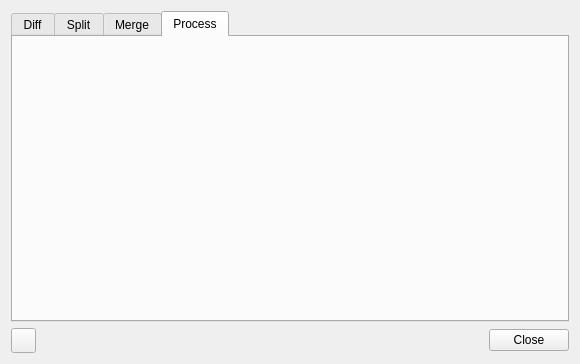
pyCGNS/pyCGNS, file NAVigater/CGNS/NAV/T/Q7ToolsWindow.ui: the form before one commit.
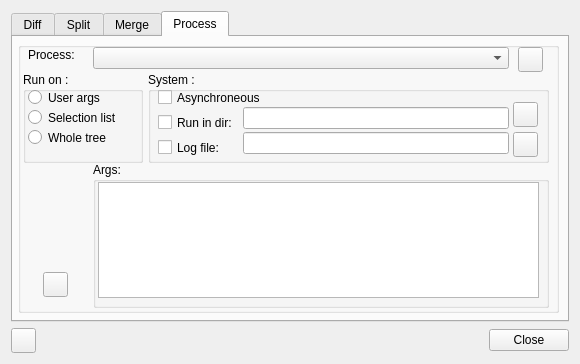
The form after the commit. The open tabs and pages were chosen to show the change. Icons and pictures are not drawn. Custom widgets are drawn as their Qt base class.

```diff
--- a/NAVigater/CGNS/NAV/T/Q7ToolsWindow.ui
+++ b/NAVigater/CGNS/NAV/T/Q7ToolsWindow.ui
@@ -178,6 +178,347 @@
         <attribute name="title">
          <string>Process</string>
         </attribute>
+        <widget class="QWidget" name="verticalLayoutWidget">
+         <property name="geometry">
+          <rect>
+           <x>5</x>
+           <y>5</y>
+           <width>541</width>
+           <height>271</height>
+          </rect>
+         </property>
+         <layout class="QVBoxLayout" name="verticalLayout_2">
+          <item>
+           <widget class="QGroupBox" name="groupBox">
+            <property name="sizePolicy">
+             <sizepolicy hsizetype="Preferred" vsizetype="Minimum">
+              <horstretch>0</horstretch>
+              <verstretch>0</verstretch>
+             </sizepolicy>
+            </property>
+            <property name="title">
+             <string/>
+            </property>
+            <widget class="QComboBox" name="cProcess">
+             <property name="geometry">
+              <rect>
+               <x>75</x>
+               <y>5</y>
+               <width>416</width>
+               <height>22</height>
+              </rect>
+             </property>
+            </widget>
+            <widget class="QPushButton" name="bFileProcess">
+             <property name="geometry">
+              <rect>
+               <x>500</x>
+               <y>5</y>
+               <width>25</width>
+               <height>25</height>
+              </rect>
+             </property>
+             <property name="sizePolicy">
+              <sizepolicy hsizetype="Fixed" vsizetype="Fixed">
+               <horstretch>0</horstretch>
+               <verstretch>0</verstretch>
+              </sizepolicy>
+             </property>
+             <property name="minimumSize">
+              <size>
+               <width>25</width>
+               <height>25</height>
+              </size>
+             </property>
+             <property name="maximumSize">
+              <size>
+               <width>25</width>
+               <height>25</height>
+              </size>
+             </property>
+             <property name="toolTip">
+              <string>Open Form view on selected node</string>
+             </property>
+             <property name="text">
+              <string/>
+             </property>
+             <property name="icon">
+              <iconset resource="../R/Res.qrc">
+               <normaloff>:/images/icons/save.gif</normaloff>:/images/icons/save.gif</iconset>
+             </property>
+            </widget>
+            <widget class="QPushButton" name="bApply">
+             <property name="geometry">
+              <rect>
+               <x>25</x>
+               <y>230</y>
+               <width>25</width>
+               <height>25</height>
+              </rect>
+             </property>
+             <property name="minimumSize">
+              <size>
+               <width>25</width>
+               <height>25</height>
+              </size>
+             </property>
+             <property name="maximumSize">
+              <size>
+               <width>25</width>
+               <height>25</height>
+              </size>
+             </property>
+             <property name="toolTip">
+              <string>Run process</string>
+             </property>
+             <property name="text">
+              <string/>
+             </property>
+             <property name="icon">
+              <iconset resource="../R/Res.qrc">
+               <normaloff>:/images/icons/operate-execute.gif</normaloff>:/images/icons/operate-execute.gif</iconset>
+             </property>
+            </widget>
+            <widget class="QGroupBox" name="groupBox_2">
+             <property name="geometry">
+              <rect>
+               <x>5</x>
+               <y>30</y>
+               <width>120</width>
+               <height>91</height>
+              </rect>
+             </property>
+             <property name="title">
+              <string>Run on :</string>
+             </property>
+             <widget class="QRadioButton" name="rUser">
+              <property name="geometry">
+               <rect>
+                <x>5</x>
+                <y>15</y>
+                <width>94</width>
+                <height>21</height>
+               </rect>
+              </property>
+              <property name="text">
+               <string>User args</string>
+              </property>
+             </widget>
+             <widget class="QRadioButton" name="rSelection">
+              <property name="geometry">
+               <rect>
+                <x>5</x>
+                <y>35</y>
+                <width>94</width>
+                <height>21</height>
+               </rect>
+              </property>
+              <property name="text">
+               <string>Selection list</string>
+              </property>
+             </widget>
+             <widget class="QRadioButton" name="rTree">
+              <property name="geometry">
+               <rect>
+                <x>5</x>
+                <y>55</y>
+                <width>94</width>
+                <height>21</height>
+               </rect>
+              </property>
+              <property name="text">
+               <string>Whole tree</string>
+              </property>
+             </widget>
+            </widget>
+            <widget class="QLabel" name="label_4">
+             <property name="geometry">
+              <rect>
+               <x>10</x>
+               <y>5</y>
+               <width>58</width>
+               <height>16</height>
+              </rect>
+             </property>
+             <property name="text">
+              <string>Process:</string>
+             </property>
+            </widget>
+            <widget class="QGroupBox" name="groupBox_3">
+             <property name="geometry">
+              <rect>
+               <x>75</x>
+               <y>120</y>
+               <width>456</width>
+               <height>146</height>
+              </rect>
+             </property>
+             <property name="title">
+              <string>Args:</string>
+             </property>
+             <widget class="Q7PythonEditor" name="eText">
+              <property name="geometry">
+               <rect>
+                <x>5</x>
+                <y>20</y>
+                <width>441</width>
+                <height>116</height>
+               </rect>
+              </property>
+             </widget>
+            </widget>
+            <widget class="QGroupBox" name="groupBox_4">
+             <property name="geometry">
+              <rect>
+               <x>130</x>
+               <y>30</y>
+               <width>401</width>
+               <height>91</height>
+              </rect>
+             </property>
+             <property name="title">
+              <string>System :</string>
+             </property>
+             <widget class="QCheckBox" name="cAsynchroneous">
+              <property name="geometry">
+               <rect>
+                <x>10</x>
+                <y>15</y>
+                <width>116</width>
+                <height>21</height>
+               </rect>
+              </property>
+              <property name="text">
+               <string>Asynchroneous</string>
+              </property>
+             </widget>
+             <widget class="QCheckBox" name="rDir">
+              <property name="geometry">
+               <rect>
+                <x>10</x>
+                <y>40</y>
+                <width>86</width>
+                <height>21</height>
+               </rect>
+              </property>
+              <property name="text">
+               <string>Run in dir:</string>
+              </property>
+             </widget>
+             <widget class="QLineEdit" name="eDir">
+              <property name="geometry">
+               <rect>
+                <x>95</x>
+                <y>35</y>
+                <width>266</width>
+                <height>22</height>
+               </rect>
+              </property>
+             </widget>
+             <widget class="QCheckBox" name="rLog">
+              <property name="geometry">
+               <rect>
+                <x>10</x>
+                <y>65</y>
+                <width>86</width>
+                <height>21</height>
+               </rect>
+              </property>
+              <property name="text">
+               <string>Log file:</string>
+              </property>
+             </widget>
+             <widget class="QLineEdit" name="eLog">
+              <property name="geometry">
+               <rect>
+                <x>95</x>
+                <y>60</y>
+                <width>266</width>
+                <height>22</height>
+               </rect>
+              </property>
+             </widget>
+             <widget class="QPushButton" name="bFileDir">
+              <property name="geometry">
+               <rect>
+                <x>365</x>
+                <y>30</y>
+                <width>25</width>
+                <height>25</height>
+               </rect>
+              </property>
+              <property name="sizePolicy">
+               <sizepolicy hsizetype="Fixed" vsizetype="Fixed">
+                <horstretch>0</horstretch>
+                <verstretch>0</verstretch>
+               </sizepolicy>
+              </property>
+              <property name="minimumSize">
+               <size>
+                <width>25</width>
+                <height>25</height>
+               </size>
+              </property>
+              <property name="maximumSize">
+               <size>
+                <width>25</width>
+                <height>25</height>
+               </size>
+              </property>
+              <property name="toolTip">
+               <string>Open Form view on selected node</string>
+              </property>
+              <property name="text">
+               <string/>
+              </property>
+              <property name="icon">
+               <iconset resource="../R/Res.qrc">
+                <normaloff>:/images/icons/save.gif</normaloff>:/images/icons/save.gif</iconset>
+              </property>
+             </widget>
+             <widget class="QPushButton" name="bFileLog">
+              <property name="geometry">
+               <rect>
+                <x>365</x>
+                <y>60</y>
+                <width>25</width>
+                <height>25</height>
+               </rect>
+              </property>
+              <property name="sizePolicy">
+               <sizepolicy hsizetype="Fixed" vsizetype="Fixed">
+                <horstretch>0</horstretch>
+                <verstretch>0</verstretch>
+               </sizepolicy>
+              </property>
+              <property name="minimumSize">
+               <size>
+                <width>25</width>
+                <height>25</height>
+               </size>
+              </property>
+              <property name="maximumSize">
+               <size>
+                <width>25</width>
+                <height>25</height>
+               </size>
+              </property>
+              <property name="toolTip">
+               <string>Open Form view on selected node</string>
+              </property>
+              <property name="text">
+               <string/>
+              </property>
+              <property name="icon">
+               <iconset resource="../R/Res.qrc">
+                <normaloff>:/images/icons/save.gif</normaloff>:/images/icons/save.gif</iconset>
+              </property>
+             </widget>
+            </widget>
+           </widget>
+          </item>
+         </layout>
+        </widget>
        </widget>
       </widget>
      </item>
@@ -232,6 +573,13 @@
    </item>
   </layout>
  </widget>
+ <customwidgets>
+  <customwidget>
+   <class>Q7PythonEditor</class>
+   <extends>QPlainTextEdit</extends>
+   <header>CGNS.NAV.mtable</header>
+  </customwidget>
+ </customwidgets>
  <resources>
   <include location="../R/Res.qrc"/>
  </resources>
```
Left out of the diff: 254 changed lines with no effect on the pictures.
